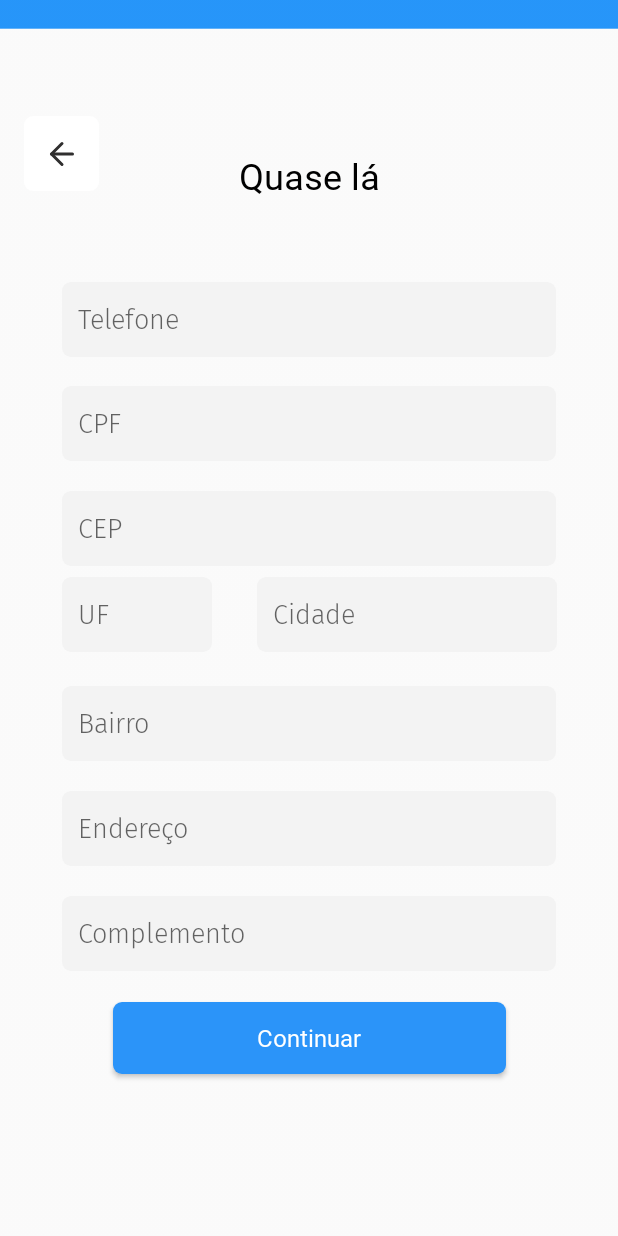
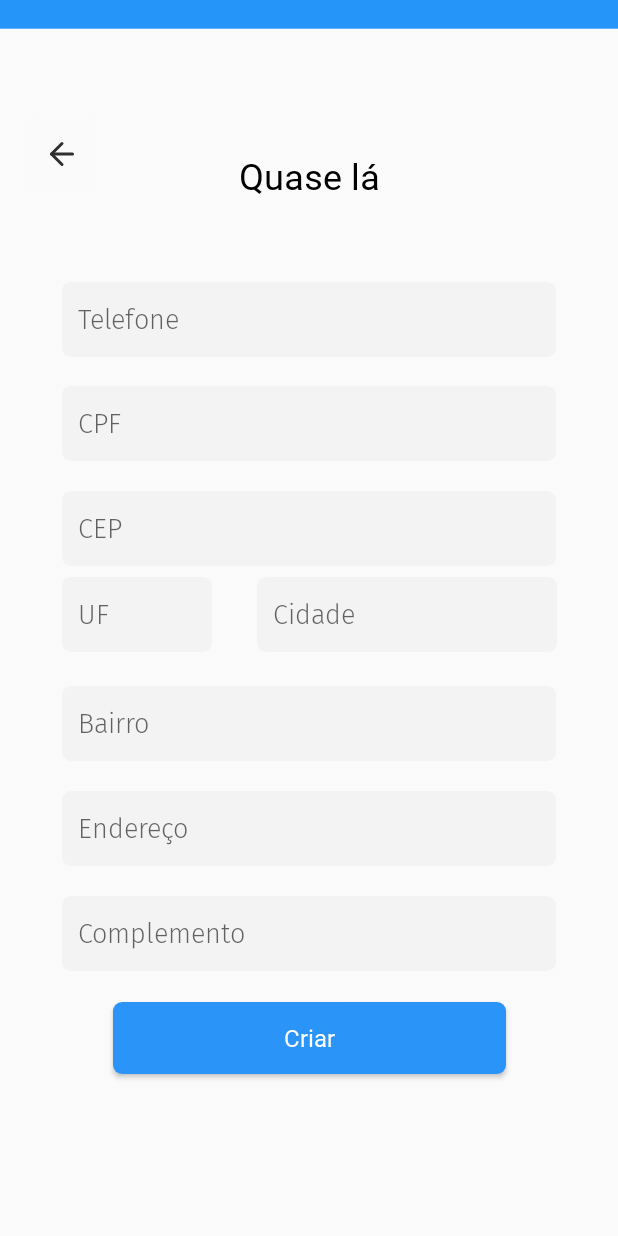
Before and after one commit to DeIIL/TCC, an Android app: the CreateAccount2nd screen opened directly, with no data from a screen before it, on a phone screen of 412 x 824 dp. Run offline under Robolectric (Android 15) with nearby library versions, the phone set to English and light mode, and no system bars.

Commit message:
resolving errors in the colors file

```diff
--- a/app/src/main/java/com/example/tcc/CreateAccount2nd.java
+++ b/app/src/main/java/com/example/tcc/CreateAccount2nd.java
@@ -10,6 +10,7 @@ import android.widget.ImageButton;
 public class CreateAccount2nd extends AppCompatActivity {
 
     ImageButton btn_arrow;
+    android.widget.Button btn_next;
 
     @Override
     protected void onCreate(Bundle savedInstanceState) {
@@ -18,6 +19,7 @@ public class CreateAccount2nd extends AppCompatActivity {
         setContentView(R.layout.activity_create_account2nd);
 
         btn_arrow = findViewById(R.id.btn_arrow);
+        btn_next = findViewById(R.id.btn_next_create_account);
 
         btn_arrow.setOnClickListener(new View.OnClickListener() {
             @Override
@@ -26,5 +28,13 @@ public class CreateAccount2nd extends AppCompatActivity {
                 startActivity(intent);
             }
         });
+
+        btn_next.setOnClickListener(new View.OnClickListener() {
+            @Override
+            public void onClick(View view) {
+                Intent in = new Intent(CreateAccount2nd.this, HomeActivity.class);
+                startActivity(in);
+            }
+        });
     }
 }
--- a/app/src/main/res/drawable/btn_arrow_shape.xml
+++ b/app/src/main/res/drawable/btn_arrow_shape.xml
@@ -4,7 +4,7 @@
         android:radius="6dp"
         />
     <solid
-        android:color="@color/white"
+        android:color="@color/menu_ham"
         />
     <padding
         android:left="0dp"
--- a/app/src/main/res/drawable/loginscreen_bg.xml
+++ b/app/src/main/res/drawable/loginscreen_bg.xml
@@ -1,7 +1,7 @@
 <?xml version="1.0" encoding="utf-8"?>
 <layer-list xmlns:android="http://schemas.android.com/apk/res/android">
 
-    <item android:drawable="@color/theme"
+    <item android:drawable="@color/menu_ham"
         />
     <item>
 
--- a/app/src/main/res/layout/activity_create_account2nd.xml
+++ b/app/src/main/res/layout/activity_create_account2nd.xml
@@ -170,7 +170,7 @@
         android:layout_marginTop="560dp"
         android:background="@drawable/buttonshape"
         android:fontFamily="@font/firasans_medium"
-        android:text="@string/btn_next_acc"
+        android:text="@string/btn_finish_acc"
         android:textAllCaps="false"
         android:textColor="@color/white"
         android:textSize="16sp"
--- a/app/src/main/res/values/strings.xml
+++ b/app/src/main/res/values/strings.xml
@@ -9,6 +9,7 @@
     <string name="txt_direitos">Todos os direitos reservados</string>
     <string name="txt_title_create_acc">Crie a conta</string>
     <string name="btn_next_acc">Continuar</string>
+    <string name="btn_finish_acc">Criar</string>
     <string name="hint_password">  Senha</string>
     <string name="hint_email">  Email</string>
     <string name="hint_cpf">  CPF</string>
@@ -28,5 +29,6 @@
     <string name="see_more_product">Ver mais</string>
     <string name="navigation_drawer_open"> </string>
     <string name="navigation_drawer_close"> </string>
+    <string name="img_carrinho"></string>
 
 </resources>
```
Also changed, not shown: app/src/main/res/drawable/ic_shopping_bag_solid.xml (added, +9 -0 lines), app/src/main/res/layout/activity_home.xml (+18 -3 lines).
